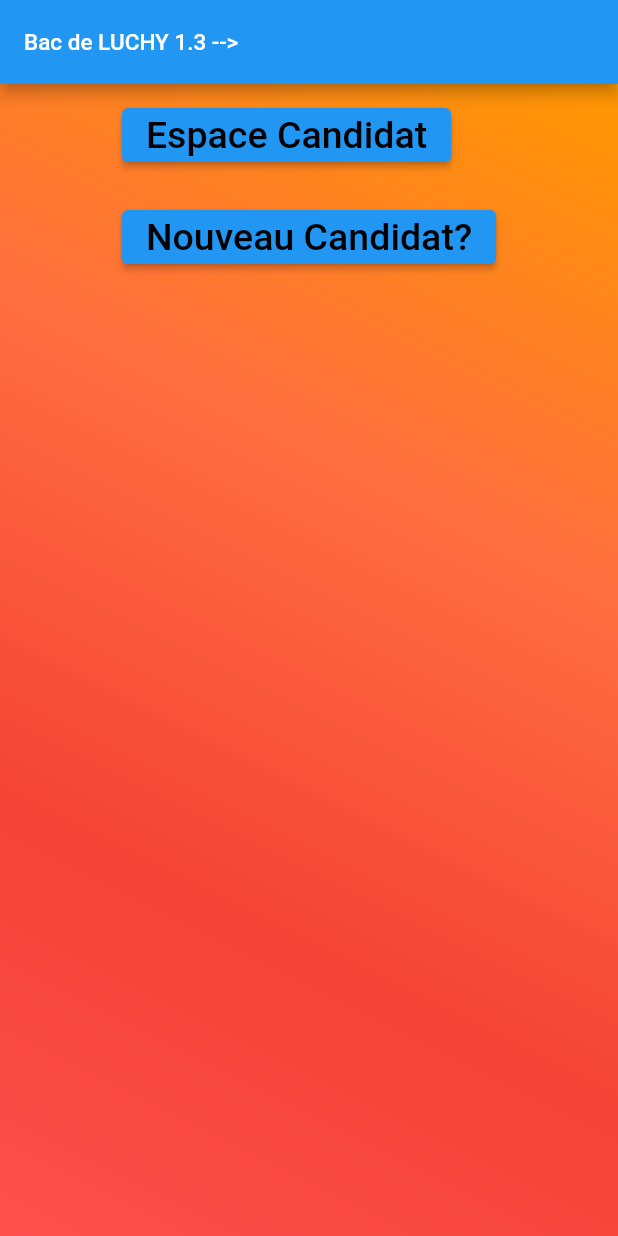
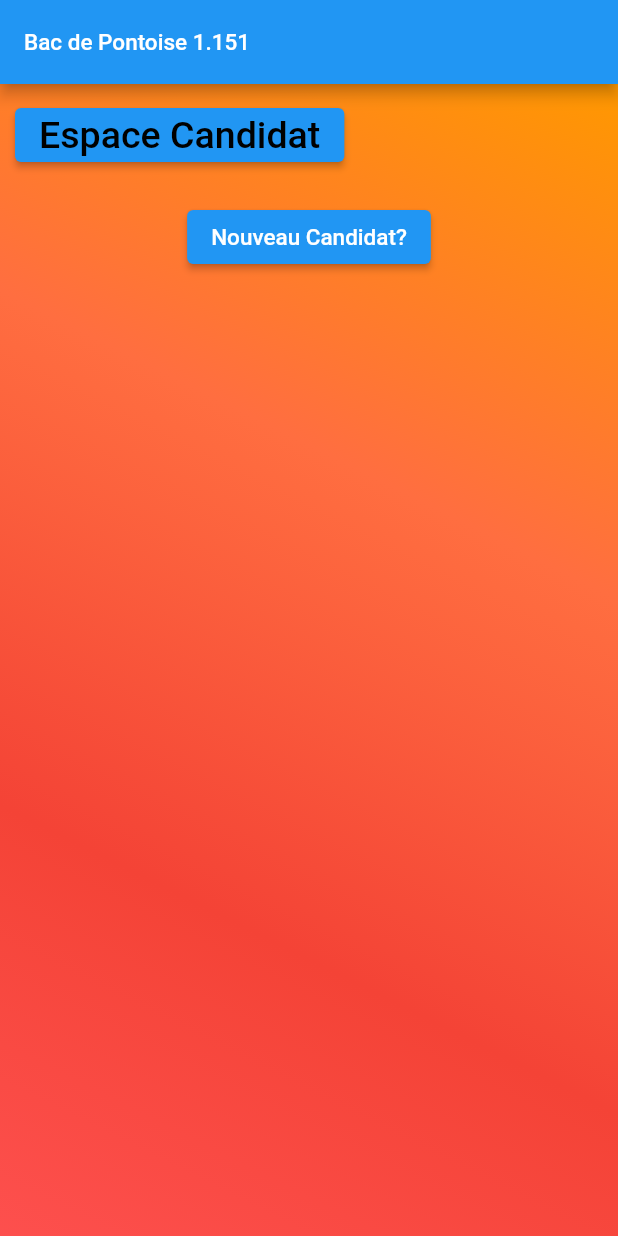
Before and after one commit to PML54/PONTABAC, a Flutter app: the screen it shows after launch, on a phone screen of 412 x 824 dp. Run offline on Flutter 3.47's test engine with Material 2 defaults, Android fonts, the phone set to English and light mode, and no system bars; our stand-ins replace google_fonts, video_player; missing offline and left inert: dart_ipify.

Commit message:
Add files via upload

```diff
--- a/lib/main.dart
+++ b/lib/main.dart
@@ -41,7 +41,7 @@ class _MenoPaulState extends State<MenoPaul> {
     return Scaffold(
       appBar: AppBar(
         title: Text(
-          'Bac de LUCHY 1.3 -->' + QuizzCommons.myPseudo,
+          'Bac de Pontoise 1.151' + QuizzCommons.myPseudo,
           style: GoogleFonts.averageSans(fontSize: 15.0),
         ),
       ),
@@ -105,32 +105,12 @@ class _MenoPaulState extends State<MenoPaul> {
                   //--->   'Nouveau Candidat?',
                   // VideoPlayerApp
 
-                  Visibility(
-                    visible: QuizzCommons.myProfile != CERTIFIED_PML &&
-                        QuizzCommons.myProfile != 5,
-                    child: Padding(
-                      padding: const EdgeInsets.all(10.0),
-                      child: ElevatedButton(
-                        child: Text(
-                          'Nouveau Candidat?',
-                          style: GoogleFonts.averageSans(
-                              fontSize: 25.0, color: Colors.black),
-                        ),
-                        onPressed: () {
-                          Navigator.push(
-                            context,
-                            MaterialPageRoute(
-                                builder: (context) => const CreatePage()),
-                          );
-                        },
-                      ),
-                    ),
-                  ),
+
                   // --> Reviser       Tinrtin
                   Visibility(
                     visible: QuizzCommons.myProfile == CERTIFIED_PML,
                     child: Padding(
-                      padding: const EdgeInsets.all(2.0),
+                      padding: const EdgeInsets.all(8.0),
                       child: ElevatedButton(
                         child: Text(
                           'Réviser TINTIN',
@@ -248,6 +228,30 @@ class _MenoPaulState extends State<MenoPaul> {
                       ),
                     ),
                   ),
+                  Center(
+                    child: Visibility(
+                      visible: QuizzCommons.myProfile != CERTIFIED_PML &&
+                          QuizzCommons.myProfile != 5,
+                      child:
+                      Padding(
+                        padding: const EdgeInsets.all(10.0),
+                        child: ElevatedButton(
+                          child: Text(
+                            'Nouveau Candidat?',
+                            style: GoogleFonts.averageSans(
+                                fontSize: 15.0, color: Colors.white),
+                          ),
+                          onPressed: () {
+                            Navigator.push(
+                              context,
+                              MaterialPageRoute(
+                                  builder: (context) => const CreatePage()),
+                            );
+                          },
+                        ),
+                      ),
+                    ),
+                  ),
                 ],
               ),
             ],
--- a/lib/quizzclass.dart
+++ b/lib/quizzclass.dart
@@ -26,7 +26,13 @@ final listBD = [
     "SARDOU",
     "ALBUMSASTERIX",
     "SARDOUBD",
-
+    26,
+    1,
+  ),
+  ConfigQuizzBd(
+    "BREL",
+    "ALBUMSASTERIX",
+    "BRELBD",
     13,
     1,
   ),
@@ -69,6 +75,28 @@ class AlbumBd {
       albumcaseactive: int.parse(json['ALBUMCASEACTIVE']),
       albuminodeactive: int.parse(json['ALBUMINODEACTIVE']),
       covername: json['COVERNAME'] as String,
+    );
+  }
+}
+//
+//$bdname="QUIZZSONGLIMITED";
+//SONGNAME | varchar(50)  | NO   |     | NULL    |                |
+//| SONGID   | int unsigned | NO   | PRI | NULL    | auto_increment |
+//
+
+class QuizzSongs {
+  int songid = 1;
+  String songname = "xx";
+
+  QuizzSongs({
+    required this.songid,
+    required this.songname,
+  });
+
+  factory QuizzSongs.fromJson(Map<String, dynamic> json) {
+    return QuizzSongs(
+      songid: int.parse(json['SONGID']),
+      songname: json['SONGNAME'] as String,
     );
   }
 }
--- a/lib/usercreate.dart
+++ b/lib/usercreate.dart
@@ -84,7 +84,7 @@ class _CreatePage extends State<CreatePage> {
           Container(
             margin: const EdgeInsets.only(top: 80),
             child: const Text(
-              "Candidature au Bac S/T de  LUCHY",
+              "Candidature au Bac S/T ",
               style: TextStyle(
                   color: Colors.white,
                   fontSize: 40,
@@ -94,7 +94,7 @@ class _CreatePage extends State<CreatePage> {
           Container(
             margin: const EdgeInsets.only(top: 10),
             child: const Text(
-              "Paul validera la demande",
+              "Validation en cours",
               style: TextStyle(color: Colors.white, fontSize: 15),
             ), //subtitle text
           ),
```
Also changed, not shown: lib/vinyl.dart (+84 -3 lines), 3 other files.
